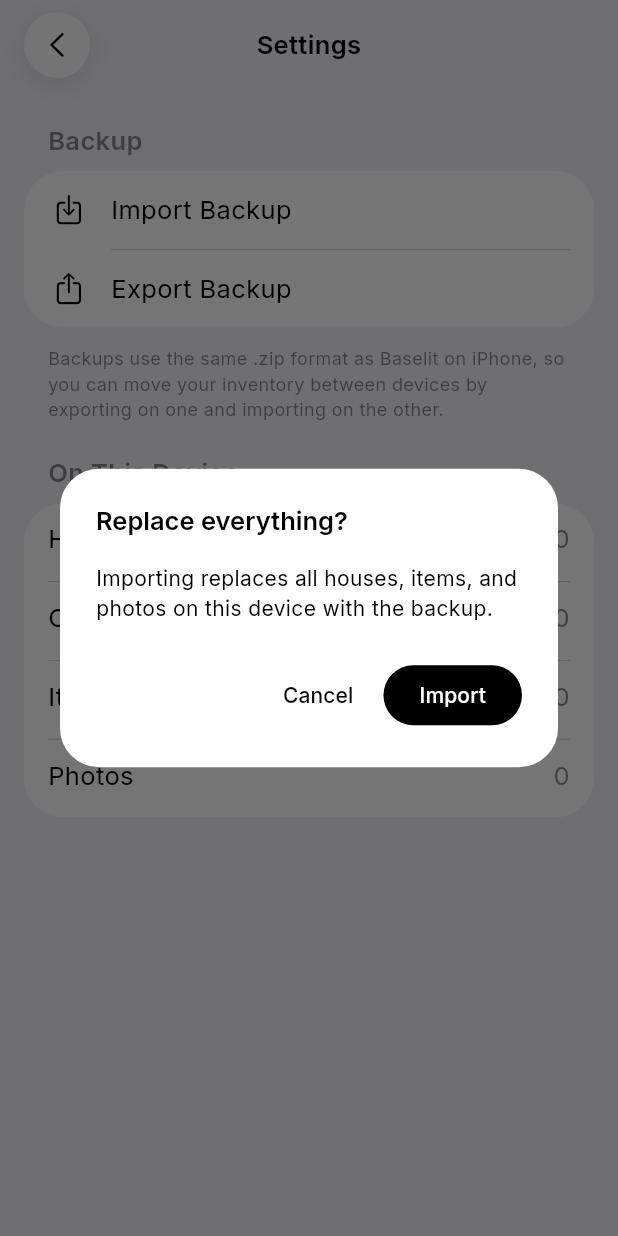
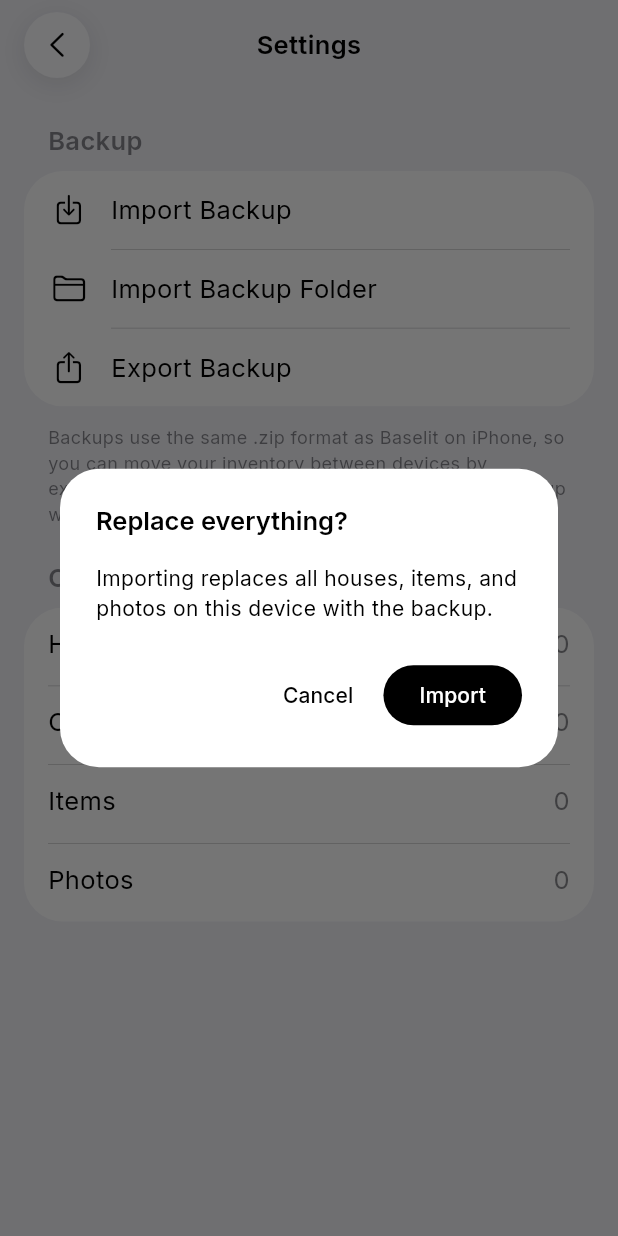
Before and after one commit to jos-jason/Baselit, a Flutter app: the SettingsScreen widget shown alone on an empty page, opened directly, after a tap on "Import Backup", on a phone screen of 412 x 824 dp. Run offline on Flutter 3.47's test engine with Material 3 defaults, Android fonts, the phone set to English and light mode, and no system bars; our stand-ins replace google_fonts; missing offline and left inert: file_selector.

Commit message:
Flutter import now accepts a backup zip, an unzipped backup folder, or its JSON file.
Co-Authored-By: Claude Opus 5.5 <noreply@anthropic.com>

```diff
--- a/baselit_flutter/lib/forms.dart
+++ b/baselit_flutter/lib/forms.dart
@@ -257,13 +257,20 @@ class _SettingsScreenState extends State<SettingsScreen> {
       ScaffoldMessenger.of(context)
           .showSnackBar(SnackBar(content: Text(message)));
 
-  Future<void> _import(InventoryStore store) async {
-    final file = await openFile(
-      acceptedTypeGroups: [
-        const XTypeGroup(label: 'Baselit Backup', extensions: ['zip']),
-      ],
-    );
-    if (file == null || !mounted) return;
+  /// Imports a backup .zip or its JSON file, or with [folder] an unzipped backup folder.
+  Future<void> _import(InventoryStore store, {bool folder = false}) async {
+    final path = folder
+        ? await getDirectoryPath(confirmButtonText: 'Import')
+        : (await openFile(
+            acceptedTypeGroups: [
+              const XTypeGroup(
+                label: 'Baselit Backup',
+                extensions: ['zip', 'json'],
+                uniformTypeIdentifiers: ['public.zip-archive', 'public.json'],
+              ),
+            ],
+          ))?.path;
+    if (path == null || !mounted) return;
     final confirmed = await showDialog<bool>(
       context: context,
       builder: (context) => AlertDialog(
@@ -286,7 +293,7 @@ class _SettingsScreenState extends State<SettingsScreen> {
     if (confirmed != true) return;
     setState(() => _busy = true);
     try {
-      _say('Imported ${await store.importBackup(file.path)}.');
+      _say('Imported ${await store.importBackup(path)}.');
     } catch (error) {
       _say('Import failed: $error');
     } finally {
@@ -334,6 +341,12 @@ class _SettingsScreenState extends State<SettingsScreen> {
               onTap: _busy ? null : () => _import(store),
             ),
             ListRow(
+              title: 'Import Backup Folder',
+              leading: const RowIcon(CupertinoIcons.folder),
+              trailing: const SizedBox(),
+              onTap: _busy ? null : () => _import(store, folder: true),
+            ),
+            ListRow(
               title: 'Export Backup',
               leading: const RowIcon(CupertinoIcons.square_arrow_up),
               trailing: const SizedBox(),
@@ -345,7 +358,8 @@ class _SettingsScreenState extends State<SettingsScreen> {
           padding: const EdgeInsets.fromLTRB(16, 8, 16, 0),
           child: Text(
             'Backups use the same .zip format as Baselit on iPhone, so you can move your '
-            'inventory between devices by exporting on one and importing on the other.',
+            'inventory between devices by exporting on one and importing on the other. '
+            'If the backup was unzipped into a folder, use Import Backup Folder.',
             style: TextStyles.caption(context),
           ),
         ),
```
Also changed, not shown: baselit_flutter/lib/store.dart (+58 -14 lines), 3 other files.
